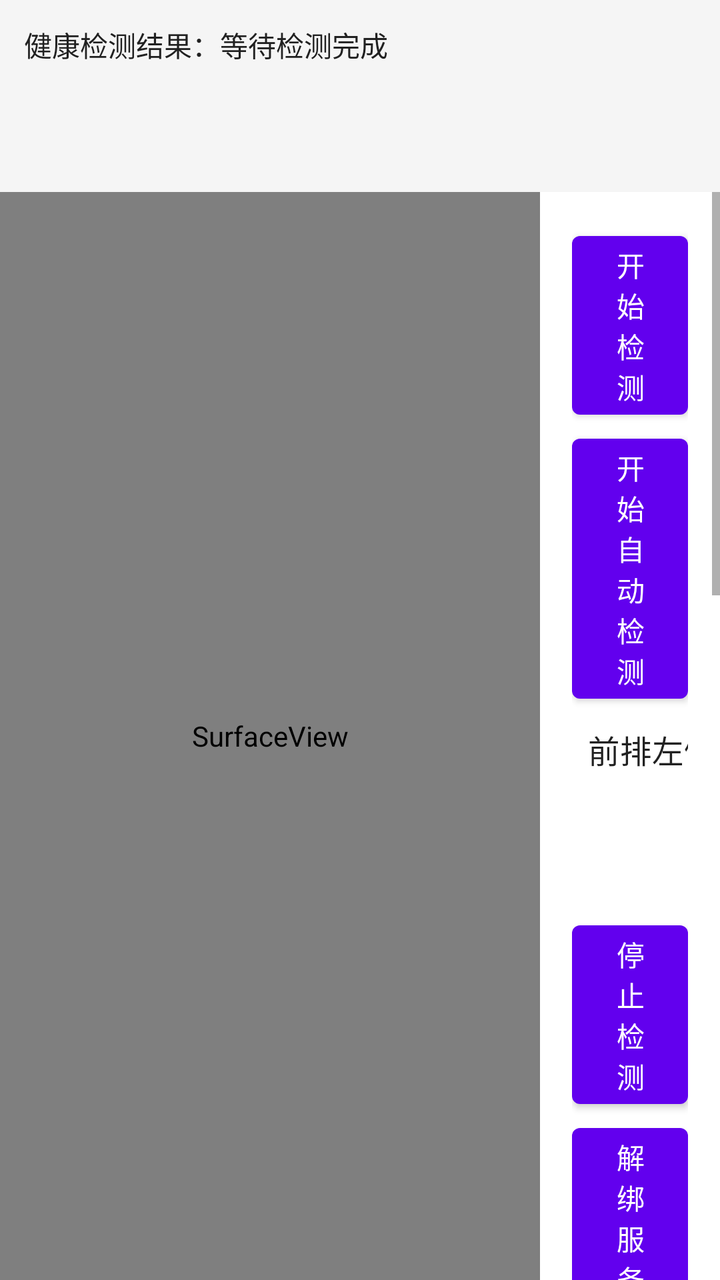
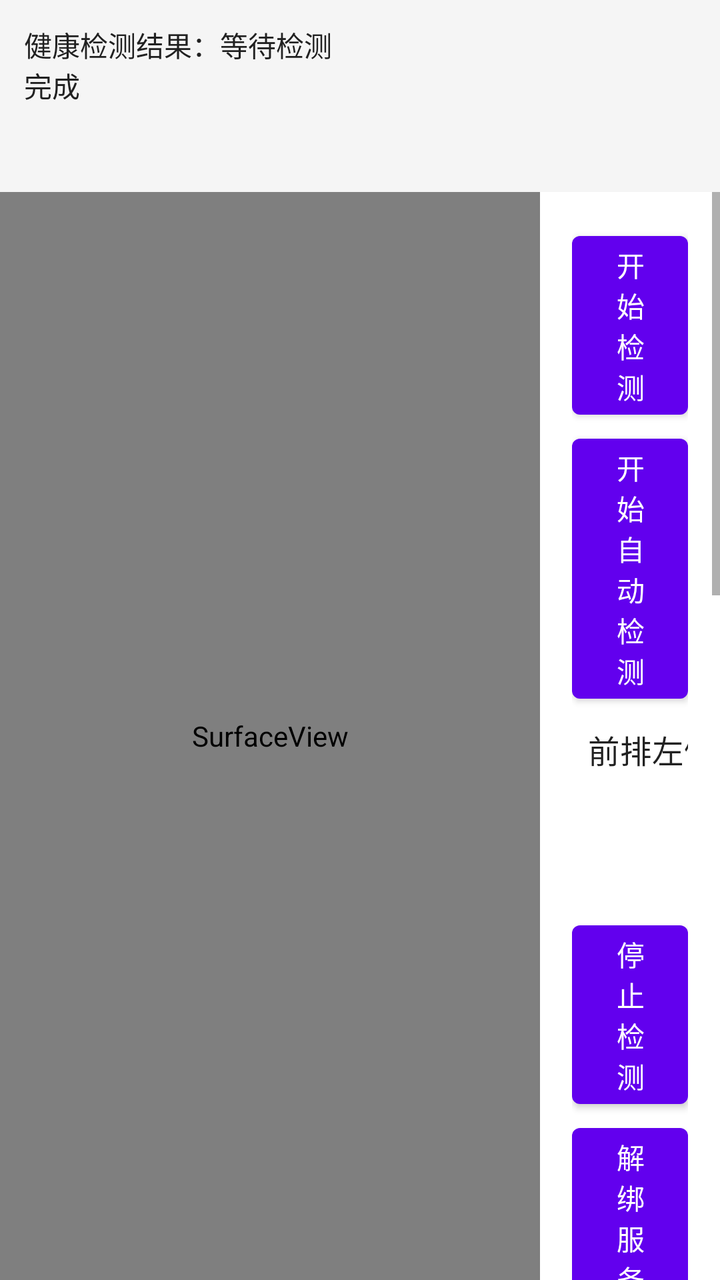

Before-and-after screenshots of an Android layout around one commit, followed by the original layout XML and the change that was made.
<!-- AndroidManifest.xml: application theme Theme.HealthDetectClient -->
<!-- res/layout/activity_main.xml -->
<?xml version="1.0" encoding="utf-8"?>
<LinearLayout xmlns:android="http://schemas.android.com/apk/res/android"
    android:layout_width="match_parent"
    android:layout_height="match_parent"
    android:orientation="vertical">

    <TextView
        android:id="@+id/tv_health_result"
        android:layout_width="match_parent"
        android:layout_height="wrap_content"
        android:background="#F5F5F5"
        android:minHeight="96dp"
        android:padding="12dp"
        android:text="@string/health_result_waiting"
        android:textColor="#212121"
        android:textIsSelectable="true" />

    <LinearLayout
        android:layout_width="match_parent"
        android:layout_height="0dp"
        android:layout_weight="1"
        android:gravity="center_vertical"
        android:orientation="horizontal">

        <SurfaceView
            android:id="@+id/sv_preview"
            android:layout_width="0dp"
            android:layout_height="match_parent"
            android:layout_weight="3"
            android:keepScreenOn="true" />

        <ScrollView
            android:layout_width="0dp"
            android:layout_height="match_parent"
            android:layout_weight="1"
            android:fillViewport="true">

        <LinearLayout
            android:layout_width="match_parent"
            android:layout_height="wrap_content"
            android:orientation="vertical"
            android:padding="16dp">

            <Button
                android:id="@+id/bt_bind"
                android:layout_width="match_parent"
                android:layout_height="wrap_content"
                android:text="@string/bt_bind" />

            <Button
                android:id="@+id/bt_auto"
                android:layout_width="match_parent"
                android:layout_height="wrap_content"
                android:text="@string/bt_auto" />

            <LinearLayout
                android:layout_width="match_parent"
                android:layout_height="wrap_content"
                android:orientation="horizontal">

                <Spinner
                    android:id="@+id/spinner_update_seat"
                    android:layout_width="0dp"
                    android:layout_height="wrap_content"
                    android:layout_weight="1"
                    android:entries="@array/update_seat_options"
                    android:spinnerMode="dropdown" />

                <Button
                    android:id="@+id/bt_update_seat"
                    android:layout_width="wrap_content"
                    android:layout_height="wrap_content"
                    android:text="@string/bt_update_seat" />
            </LinearLayout>

            <Button
                android:id="@+id/bt_stop_detect"
                android:layout_width="match_parent"
                android:layout_height="wrap_content"
                android:text="@string/bt_stop_detect" />

            <Button
                android:id="@+id/bt_unbind"
                android:layout_width="match_parent"
                android:layout_height="wrap_content"
                android:text="@string/bt_unbind" />

            <Button
                android:id="@+id/bt_toast"
                android:layout_width="match_parent"
                android:layout_height="wrap_content"
                android:text="@string/bt_toast" />

            <LinearLayout
                android:layout_width="match_parent"
                android:layout_height="wrap_content"
                android:orientation="horizontal">

                <EditText
                    android:id="@+id/et_preview_camera_id"
                    android:layout_width="0dp"
                    android:layout_height="wrap_content"
                    android:layout_weight="1"
                    android:hint="@string/hint_preview_camera_id"
                    android:inputType="number"
                    android:text="31" />

                <Button
                    android:id="@+id/bt_open_preview"
                    android:layout_width="wrap_content"
                    android:layout_height="wrap_content"
                    android:text="@string/bt_open_preview" />
            </LinearLayout>

            <Button
                android:id="@+id/bt_close_preview"
                android:layout_width="match_parent"
                android:layout_height="wrap_content"
                android:text="@string/bt_close_preview" />

            <Button
                android:id="@+id/bt_start_face_tracking"
                android:layout_width="match_parent"
                android:layout_height="wrap_content"
                android:text="@string/bt_start_face_tracking" />

            <Button
                android:id="@+id/bt_stop_face_tracking"
                android:layout_width="match_parent"
                android:layout_height="wrap_content"
                android:text="@string/bt_stop_face_tracking" />

            <TextView
                android:id="@+id/tv_face_coordinates"
                android:layout_width="match_parent"
                android:layout_height="wrap_content"
                android:minHeight="72dp"
                android:padding="8dp"
                android:text="@string/face_coordinates_waiting"
                android:textIsSelectable="true" />

            <Button
                android:id="@+id/bt_exit"
                android:layout_width="match_parent"
                android:layout_height="wrap_content"
                android:text="@string/bt_exit" />

        </LinearLayout>
        </ScrollView>
    </LinearLayout>

</LinearLayout>
<!-- resources referenced by this layout -->
<resources>
  <string-array name="update_seat_options">
          <item>前排左侧</item>
          <item>前排右侧</item>
          <item>后排左侧</item>
          <item>后排右侧</item>
      </string-array>
  <string name="bt_auto">开始自动检测</string>
  <string name="bt_bind">开始检测</string>
  <string name="bt_close_preview">关闭预览</string>
  <string name="bt_exit">退出程序</string>
  <string name="bt_open_preview">打开预览</string>
  <string name="bt_start_face_tracking">开始获取人脸坐标</string>
  <string name="bt_stop_detect">停止检测</string>
  <string name="bt_stop_face_tracking">停止获取人脸坐标</string>
  <string name="bt_toast">当前检测座位</string>
  <string name="bt_unbind">解绑服务</string>
  <string name="bt_update_seat">更新座位</string>
  <string name="face_coordinates_waiting">人脸坐标：等待数据</string>
  <string name="health_result_waiting">健康检测结果：等待检测完成</string>
  <string name="hint_preview_camera_id">设置摄像头ID，默认13</string>
  <style name="Theme.HealthDetectClient" parent="Theme.MaterialComponents.DayNight.DarkActionBar">
          
          <item name="colorPrimary">@color/purple_500</item>
          <item name="colorPrimaryVariant">@color/purple_700</item>
          <item name="colorOnPrimary">@color/white</item>
          
          <item name="colorSecondary">@color/teal_200</item>
          <item name="colorSecondaryVariant">@color/teal_700</item>
          <item name="colorOnSecondary">@color/black</item>
          
          <item name="android:statusBarColor">?attr/colorPrimaryVariant</item>
          
      </style>
  <color name="purple_500">#FF6200EE</color>
  <color name="purple_700">#FF3700B3</color>
  <color name="white">#FFFFFFFF</color>
  <color name="teal_200">#FF03DAC5</color>
  <color name="teal_700">#FF018786</color>
  <color name="black">#FF000000</color>
</resources>

<!-- the commit's change to res/layout/activity_main.xml (unified diff, before → after) -->
@@ -4,16 +4,33 @@
     android:layout_height="match_parent"
     android:orientation="vertical">
 
-    <TextView
-        android:id="@+id/tv_health_result"
+    <LinearLayout
         android:layout_width="match_parent"
         android:layout_height="wrap_content"
         android:background="#F5F5F5"
-        android:minHeight="96dp"
-        android:padding="12dp"
-        android:text="@string/health_result_waiting"
-        android:textColor="#212121"
-        android:textIsSelectable="true" />
+        android:orientation="horizontal">
+
+        <TextView
+            android:id="@+id/tv_health_result"
+            android:layout_width="0dp"
+            android:layout_height="wrap_content"
+            android:layout_weight="1"
+            android:minHeight="96dp"
+            android:padding="12dp"
+            android:text="@string/health_result_waiting"
+            android:textColor="#212121"
+            android:textIsSelectable="true" />
+
+        <TextView
+            android:id="@+id/tv_health_result_second"
+            android:layout_width="0dp"
+            android:layout_height="wrap_content"
+            android:layout_weight="1"
+            android:minHeight="96dp"
+            android:padding="12dp"
+            android:textColor="#212121"
+            android:textIsSelectable="true" />
+    </LinearLayout>
 
     <LinearLayout
         android:layout_width="match_parent"
